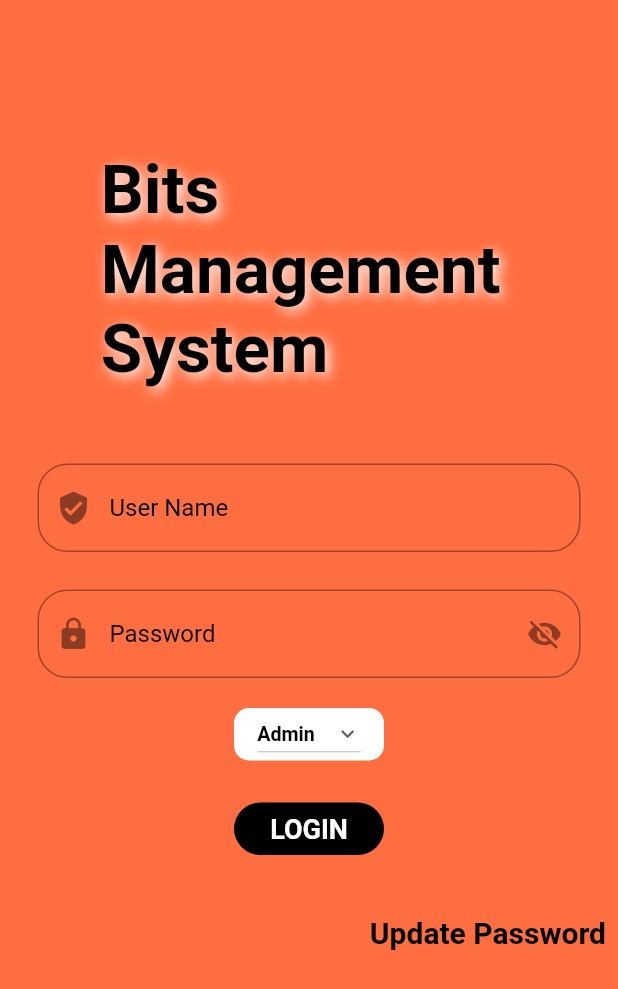
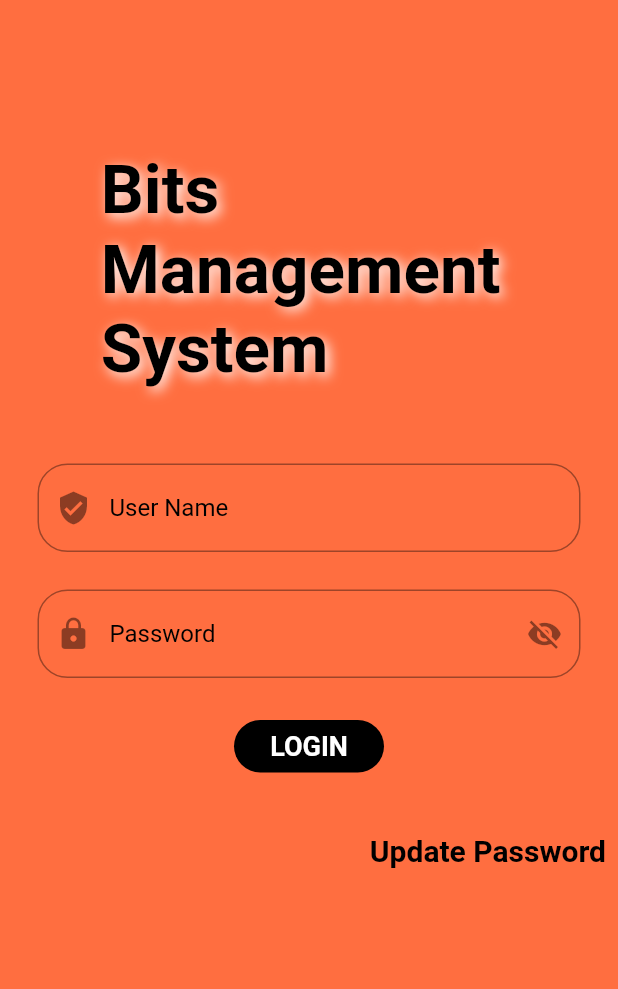
Before and after one commit to ajaykanse65/Major_Project, a Flutter app: the screen it shows after launch, on a phone screen of 412 x 824 dp. Shown: the top 989 px of the screen. Run offline on Flutter 3.47's test engine with Material 2 defaults, Android fonts, the phone set to English and light mode, and no system bars; our stand-ins replace dot_navigation_bar, file_picker, syncfusion_flutter_charts; missing offline and left inert: country_list_pick, country_state_city_picker, floating_action_bubble, multilevel_drawer; Roboto replaces fonts that are missing (Ubuntu).

Commit message:
Drawer Done mac

```diff
--- a/lib/main.dart
+++ b/lib/main.dart
@@ -58,8 +58,8 @@ class _LoginPageState extends State<LoginPage2> {
               buildTextField('User Name'),
               const SizedBox(height: 25,),
               buildTextField('Password'),
-              const SizedBox(height: 20,),
-              buildRole(),
+              // const SizedBox(height: 20,),
+              // buildRole(),
               const SizedBox(height: 20,),
               buildButtonContainer(),
               const SizedBox(height: 20,),
--- a/lib/widget/navigation_drawer_widget.dart
+++ b/lib/widget/navigation_drawer_widget.dart
@@ -75,7 +75,7 @@ class _MultilevelDrawerWidgetState extends State<MultilevelDrawerWidget> {
                 child: ListView(
                   children: _menu.map((menu) {
                     return ListTile(
-                      title: Text(menu,style:const TextStyle(color: Colors.black, fontWeight: FontWeight.bold),),
+                      title: Text(menu,style:const TextStyle(fontWeight: FontWeight.bold),),
                       onTap: (){
                         if(menu == 'Network'){
                           Navigator.pop(context);
```
